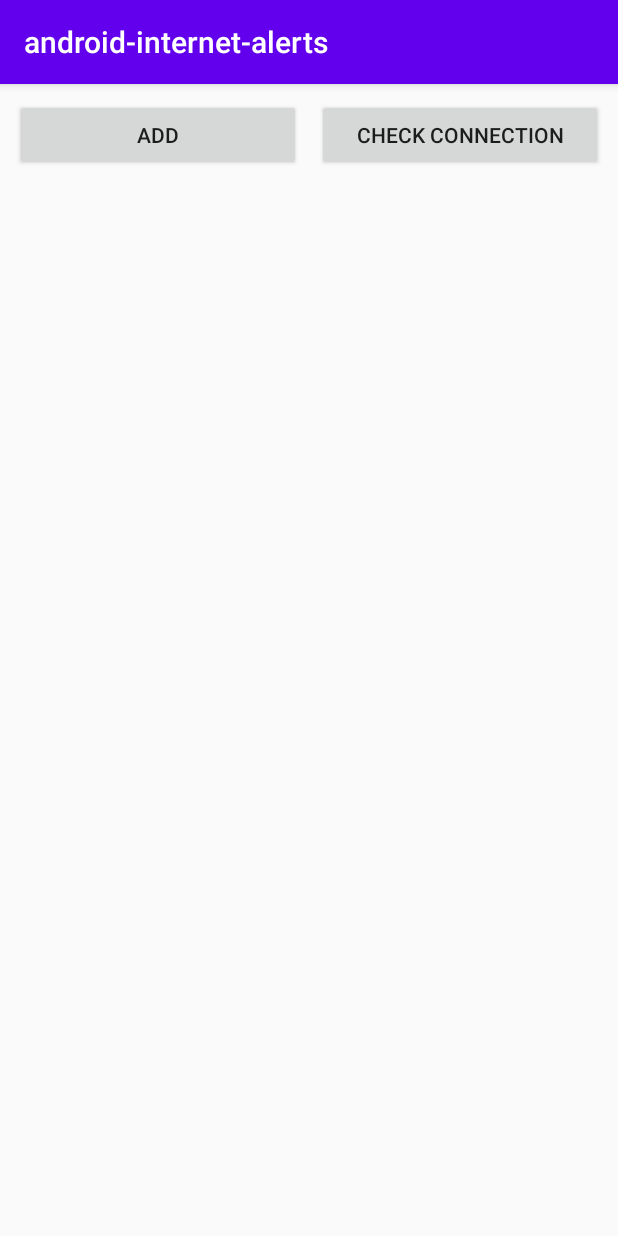
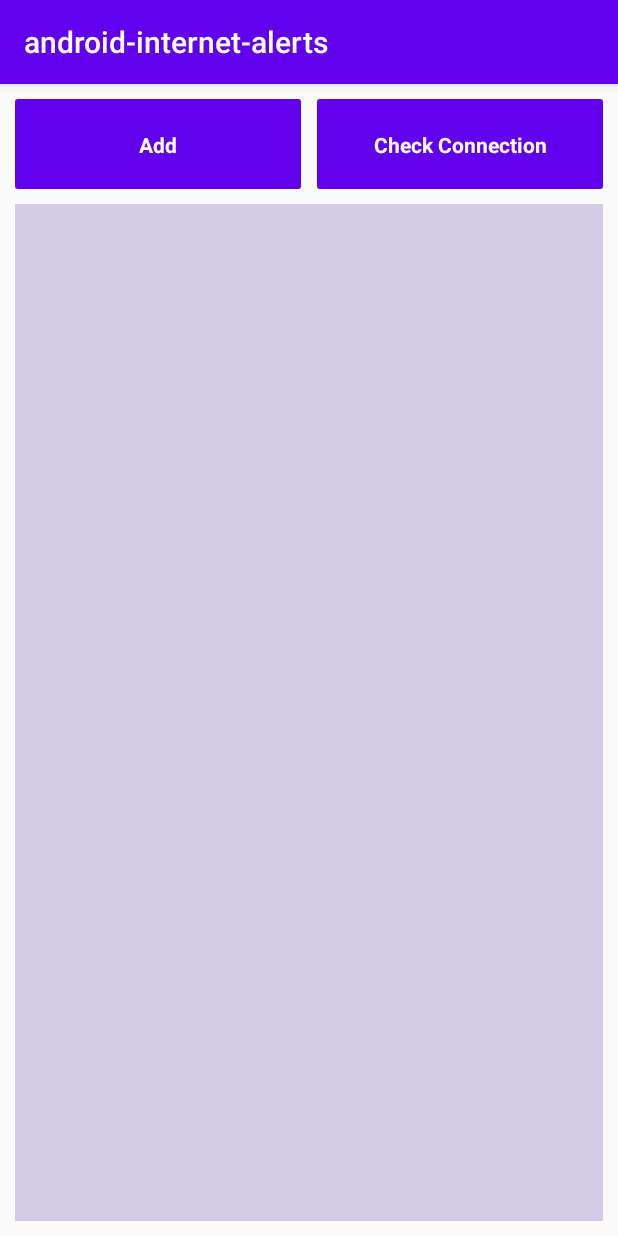
Before and after one commit to zilzilok/android-internet-alerts, an Android app: the screen it shows after launch (MainActivity), on a phone screen of 412 x 824 dp. Run offline under Robolectric (Android 15) with nearby library versions, the phone set to English and light mode, and no system bars.

Commit message:
added click anim and effect

```diff
--- a/app/src/main/java/ru/zilzilok/android_internet_alerts/activities/MainActivity.java
+++ b/app/src/main/java/ru/zilzilok/android_internet_alerts/activities/MainActivity.java
@@ -4,42 +4,72 @@ import android.content.Context;
 import android.net.ConnectivityManager;
 import android.net.NetworkInfo;
 import android.os.Build;
-import android.support.annotation.RequiresApi;
-import android.support.v7.app.AppCompatActivity;
 import android.os.Bundle;
+import android.os.Handler;
 import android.telephony.TelephonyManager;
 import android.view.View;
 import android.widget.Toast;
 
+import androidx.annotation.RequiresApi;
+import androidx.appcompat.app.AppCompatActivity;
+
 import java.util.Objects;
 
 import ru.zilzilok.android_internet_alerts.R;
+import ru.zilzilok.android_internet_alerts.utils.ProgressButton;
 
 public class MainActivity extends AppCompatActivity {
+    private ProgressButton addButton;
+    private ProgressButton checkButton;
+
 
     @Override
     protected void onCreate(Bundle savedInstanceState) {
         super.onCreate(savedInstanceState);
         setContentView(R.layout.activity_main);
+
+        // Check button click listener
+        View viewCheckButton = findViewById(R.id.buttonCheck);
+        checkButton = new ProgressButton(MainActivity.this,
+                viewCheckButton, "Check Connection");
+        viewCheckButton.setOnClickListener(this::buttonCheckClicked);
+
+        // Add button click listener
+        View viewAddButton = findViewById(R.id.buttonAdd);
+        addButton = new ProgressButton(MainActivity.this,
+                viewAddButton, "Add");
+        viewAddButton.setOnClickListener(this::buttonAddClicked);
     }
 
-    @RequiresApi(api = Build.VERSION_CODES.KITKAT)
     public void buttonCheckClicked(View view) {
+        checkButton.buttonActivated();
+        view.setEnabled(false);
+        Handler handler = new Handler();
+        handler.postDelayed(() -> {
             ConnectivityManager connectivityManager = (ConnectivityManager)
                     this.getSystemService(Context.CONNECTIVITY_SERVICE);
-        NetworkInfo wifi = connectivityManager != null
-                ? connectivityManager.getNetworkInfo(ConnectivityManager.TYPE_WIFI)
+            NetworkInfo activeNetwork = connectivityManager != null
+                    ? connectivityManager.getActiveNetworkInfo()
                     : null;
-        NetworkInfo mobile = connectivityManager != null
-                ? connectivityManager.getNetworkInfo(ConnectivityManager.TYPE_MOBILE)
-                : null;
-        if (wifi != null && wifi.isConnectedOrConnecting()) {
+            if (activeNetwork != null) {
+                switch (activeNetwork.getType()) {
+                    case ConnectivityManager.TYPE_WIFI:
+                        // connected to wifi
                         Toast.makeText(this, "WIFI", Toast.LENGTH_LONG).show();
-        } else if (mobile != null && mobile.isConnectedOrConnecting()) {
+                        break;
+                    case ConnectivityManager.TYPE_MOBILE:
+                        // connected to mobile data
                         getNetworkClass(getApplicationContext());
+                        break;
+                    default:
+                        break;
+                }
             } else {
                 Toast.makeText(this, "No Network", Toast.LENGTH_LONG).show();
             }
+            checkButton.buttonRestored();
+            view.setEnabled(true);
+        }, 800);
     }
 
     @RequiresApi(api = Build.VERSION_CODES.KITKAT)
@@ -80,4 +110,8 @@ public class MainActivity extends AppCompatActivity {
                         Toast.LENGTH_SHORT).show();
         }
     }
+
+    public void buttonAddClicked(View view) {
+
     }
+}
--- /dev/null
+++ b/app/src/main/java/ru/zilzilok/android_internet_alerts/utils/ProgressButton.java
@@ -0,0 +1,62 @@
+package ru.zilzilok.android_internet_alerts.utils;
+
+import android.content.Context;
+import android.view.View;
+import android.view.animation.Animation;
+import android.view.animation.AnimationUtils;
+import android.widget.ProgressBar;
+import android.widget.TextView;
+
+import androidx.cardview.widget.CardView;
+import androidx.constraintlayout.widget.ConstraintLayout;
+
+import ru.zilzilok.android_internet_alerts.R;
+
+public class ProgressButton {
+    private CardView cardView;
+    private ConstraintLayout constraintLayout;
+    private ProgressBar progressBar;
+    private TextView textView;
+    private View.OnClickListener event;
+    private Animation fade_in;
+    private String firstText;
+
+    public ProgressButton(Context context, View view) {
+        cardView = view.findViewById(R.id.progressButtonCardView);
+        constraintLayout = view.findViewById(R.id.progressButtonConstraintLayout);
+        progressBar = view.findViewById(R.id.progressButtonProgressBar);
+        textView = view.findViewById(R.id.progressButtonTextView);
+        fade_in = AnimationUtils.loadAnimation(context, R.anim.progress_button_fade_in);
+    }
+
+    public ProgressButton(Context context, View view, String firstText) {
+        this(context, view);
+        this.firstText = firstText;
+        textView.setText(firstText);
+    }
+
+    public void buttonActivated() {
+        progressBar.setAnimation(fade_in);
+        progressBar.setVisibility(View.VISIBLE);
+        progressBar.setAnimation(fade_in);
+        textView.setText("Wait...");
+    }
+
+    public void buttonRestored() {
+        constraintLayout.setBackground(cardView.getContext().getDrawable(R.drawable.button_background));
+        progressBar.setVisibility(View.GONE);
+        textView.setText(firstText);
+    }
+
+    public void buttonFailed() {
+        constraintLayout.setBackgroundColor(cardView.getContext().getColor(R.color.red));
+        progressBar.setVisibility(View.GONE);
+        textView.setText("Error");
+    }
+
+    public void buttonFinished() {
+        constraintLayout.setBackgroundColor(cardView.getContext().getColor(R.color.green));
+        progressBar.setVisibility(View.GONE);
+        textView.setText("Finished");
+    }
+}
--- /dev/null
+++ b/app/src/main/res/anim/progress_button_fade_in.xml
@@ -0,0 +1,7 @@
+<?xml version="1.0" encoding="utf-8"?>
+<set xmlns:android="http://schemas.android.com/apk/res/android">
+    <alpha
+        android:duration="300"
+        android:fromAlpha="0"
+        android:toAlpha="1" />
+</set>
--- /dev/null
+++ b/app/src/main/res/drawable/button_background.xml
@@ -0,0 +1,6 @@
+<?xml version="1.0" encoding="utf-8"?>
+<selector xmlns:android="http://schemas.android.com/apk/res/android">
+    <item android:drawable="@drawable/button_selected" android:state_pressed="true" />
+    <item android:drawable="@drawable/button_selected" android:state_focused="true" />
+    <item android:drawable="@drawable/button_normal" />
+</selector>
--- /dev/null
+++ b/app/src/main/res/drawable/button_normal.xml
@@ -0,0 +1,6 @@
+<?xml version="1.0" encoding="utf-8"?>
+<shape xmlns:android="http://schemas.android.com/apk/res/android"
+    android:shape="rectangle">
+
+    <solid android:color="@color/colorPrimary" />
+</shape>
--- /dev/null
+++ b/app/src/main/res/drawable/button_selected.xml
@@ -0,0 +1,6 @@
+<?xml version="1.0" encoding="utf-8"?>
+<shape xmlns:android="http://schemas.android.com/apk/res/android"
+    android:shape="rectangle">
+
+    <solid android:color="@color/colorPrimaryDark" />
+</shape>
--- a/app/src/main/res/layout/activity_main.xml
+++ b/app/src/main/res/layout/activity_main.xml
@@ -1,5 +1,5 @@
 <?xml version="1.0" encoding="utf-8"?>
-<android.support.constraint.ConstraintLayout xmlns:android="http://schemas.android.com/apk/res/android"
+<androidx.constraintlayout.widget.ConstraintLayout xmlns:android="http://schemas.android.com/apk/res/android"
     xmlns:app="http://schemas.android.com/apk/res-auto"
     xmlns:tools="http://schemas.android.com/tools"
     android:layout_width="match_parent"
@@ -20,24 +20,21 @@
         app:layout_constraintStart_toStartOf="parent"
         app:layout_constraintTop_toTopOf="parent">
 
-        <Button
+        <include
             android:id="@+id/buttonAdd"
+            layout="@layout/progress_button_layout"
             android:layout_width="0dp"
             android:layout_height="wrap_content"
             android:layout_marginEnd="5dp"
-            android:layout_marginRight="5dp"
-            android:layout_weight="1"
-            android:text="Add" />
+            android:layout_weight="1" />
 
-        <Button
+        <include
             android:id="@+id/buttonCheck"
+            layout="@layout/progress_button_layout"
             android:layout_width="0dp"
             android:layout_height="wrap_content"
             android:layout_marginStart="5dp"
-            android:layout_marginLeft="5dp"
-            android:layout_weight="1"
-            android:onClick="buttonCheckClicked"
-            android:text="Check connection" />
+            android:layout_weight="1" />
     </LinearLayout>
 
     <LinearLayout
@@ -49,9 +46,11 @@
         android:layout_marginTop="10dp"
         android:layout_marginEnd="10dp"
         android:layout_marginRight="10dp"
+        android:layout_marginBottom="10dp"
+        android:background="@color/colorPrimaryLight"
         android:orientation="horizontal"
         app:layout_constraintBottom_toBottomOf="parent"
         app:layout_constraintEnd_toEndOf="parent"
         app:layout_constraintStart_toStartOf="parent"
         app:layout_constraintTop_toBottomOf="@+id/linearLayoutButtons" />
-</android.support.constraint.ConstraintLayout>
+</androidx.constraintlayout.widget.ConstraintLayout>
--- /dev/null
+++ b/app/src/main/res/layout/progress_button_layout.xml
@@ -0,0 +1,50 @@
+<?xml version="1.0" encoding="utf-8"?>
+<androidx.constraintlayout.widget.ConstraintLayout xmlns:android="http://schemas.android.com/apk/res/android"
+    xmlns:app="http://schemas.android.com/apk/res-auto"
+    xmlns:tools="http://schemas.android.com/tools"
+    android:layout_width="match_parent"
+    android:layout_height="match_parent">
+
+    <androidx.cardview.widget.CardView
+        android:id="@+id/progressButtonCardView"
+        android:layout_width="match_parent"
+        android:layout_height="60dp"
+        app:layout_constraintBottom_toBottomOf="parent"
+        app:layout_constraintEnd_toEndOf="parent"
+        app:layout_constraintStart_toStartOf="parent">
+
+        <androidx.constraintlayout.widget.ConstraintLayout
+            android:id="@+id/progressButtonConstraintLayout"
+            android:layout_width="match_parent"
+            android:layout_height="match_parent"
+            android:background="@drawable/button_background">
+
+            <TextView
+                android:id="@+id/progressButtonTextView"
+                android:layout_width="wrap_content"
+                android:layout_height="wrap_content"
+                android:text="@string/approve"
+                android:textColor="@color/white"
+                android:textStyle="bold"
+                app:layout_constraintBottom_toBottomOf="parent"
+                app:layout_constraintEnd_toEndOf="parent"
+                app:layout_constraintStart_toStartOf="parent"
+                app:layout_constraintTop_toTopOf="parent" />
+
+            <ProgressBar
+                android:id="@+id/progressButtonProgressBar"
+                style="?android:attr/progressBarStyle"
+                android:layout_width="30dp"
+                android:layout_height="30dp"
+                android:layout_marginEnd="16dp"
+                android:indeterminate="true"
+                android:indeterminateTint="@color/white"
+                android:indeterminateTintMode="src_atop"
+                android:visibility="gone"
+                app:layout_constraintBottom_toBottomOf="parent"
+                app:layout_constraintEnd_toStartOf="@+id/progressButtonTextView"
+                app:layout_constraintTop_toTopOf="parent"
+                tools:targetApi="lollipop" />
+        </androidx.constraintlayout.widget.ConstraintLayout>
+    </androidx.cardview.widget.CardView>
+</androidx.constraintlayout.widget.ConstraintLayout>
--- a/app/src/main/res/values/colors.xml
+++ b/app/src/main/res/values/colors.xml
@@ -2,5 +2,11 @@
 <resources>
     <color name="colorPrimary">#6200EE</color>
     <color name="colorPrimaryDark">#3700B3</color>
+    <color name="colorPrimaryLight">#D4CBE8</color>
     <color name="colorAccent">#03DAC5</color>
+
+    <!--Progress button colors-->
+    <color name="white">#FFFFFF</color>
+    <color name="green">#008000</color>
+    <color name="red">#FF0000</color>
 </resources>
--- a/app/src/main/res/values/strings.xml
+++ b/app/src/main/res/values/strings.xml
@@ -1,3 +1,5 @@
 <resources>
     <string name="app_name">android-internet-alerts</string>
+
+    <string name="approve">Approve</string>
 </resources>
--- a/gradle.properties
+++ b/gradle.properties
@@ -15,3 +15,5 @@ org.gradle.jvmargs=-Xmx1536m
 # Android operating system, and which are packaged with your app's APK
 # https://developer.android.com/topic/libraries/support-library/androidx-rn
 android.useAndroidX=true
+# Automatically convert third-party libraries to use AndroidX
+android.enableJetifier=true
```
Also changed, not shown: app/build.gradle (+8 -2 lines). Lines whose indentation alone changed are shown as unchanged.
